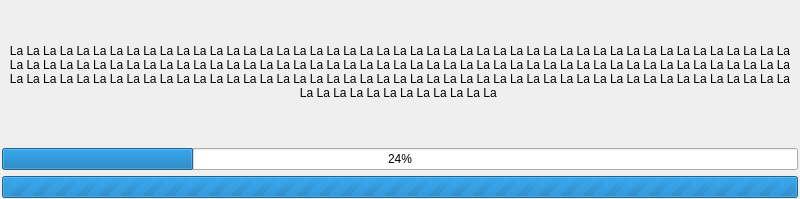
This is kaidan.ui in hbirchtree/kaidan as Qt 5 draws it before an edit. The edited form follows.
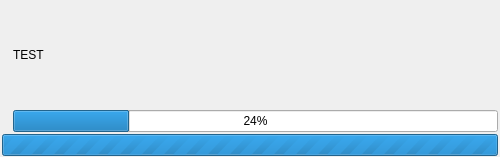
This is the edited form.

Patch:
```diff
--- a/kaidan.ui
+++ b/kaidan.ui
@@ -6,8 +6,8 @@
    <rect>
     <x>0</x>
     <y>0</y>
-    <width>800</width>
-    <height>199</height>
+    <width>500</width>
+    <height>157</height>
    </rect>
   </property>
   <property name="sizePolicy">
@@ -16,10 +16,25 @@
     <verstretch>0</verstretch>
    </sizepolicy>
   </property>
+  <property name="minimumSize">
+   <size>
+    <width>500</width>
+    <height>157</height>
+   </size>
+  </property>
+  <property name="maximumSize">
+   <size>
+    <width>500</width>
+    <height>157</height>
+   </size>
+  </property>
   <property name="windowTitle">
    <string>Kaidan</string>
   </property>
-  <layout class="QGridLayout" name="gridLayout">
+  <layout class="QVBoxLayout" name="verticalLayout">
+   <property name="spacing">
+    <number>2</number>
+   </property>
    <property name="leftMargin">
     <number>2</number>
    </property>
@@ -32,17 +47,106 @@
    <property name="bottomMargin">
     <number>1</number>
    </property>
-   <property name="horizontalSpacing">
-    <number>2</number>
-   </property>
-   <item row="1" column="0">
-    <widget class="QProgressBar" name="progressBar_2">
-     <property name="value">
-      <number>24</number>
+   <item>
+    <widget class="QFrame" name="infoFrame">
+     <property name="frameShape">
+      <enum>QFrame::NoFrame</enum>
      </property>
+     <property name="frameShadow">
+      <enum>QFrame::Plain</enum>
+     </property>
+     <layout class="QGridLayout" name="gridLayout">
+      <property name="leftMargin">
+       <number>0</number>
+      </property>
+      <property name="topMargin">
+       <number>0</number>
+      </property>
+      <property name="rightMargin">
+       <number>0</number>
+      </property>
+      <property name="bottomMargin">
+       <number>0</number>
+      </property>
+      <property name="horizontalSpacing">
+       <number>4</number>
+      </property>
+      <property name="verticalSpacing">
+       <number>0</number>
+      </property>
+      <item row="0" column="0">
+       <widget class="QLabel" name="iconLabel">
+        <property name="sizePolicy">
+         <sizepolicy hsizetype="Preferred" vsizetype="Preferred">
+          <horstretch>0</horstretch>
+          <verstretch>0</verstretch>
+         </sizepolicy>
+        </property>
+        <property name="text">
+         <string notr="true"/>
+        </property>
+       </widget>
+      </item>
+      <item row="0" column="1">
+       <widget class="QFrame" name="frame">
+        <property name="frameShape">
+         <enum>QFrame::NoFrame</enum>
+        </property>
+        <property name="frameShadow">
+         <enum>QFrame::Raised</enum>
+        </property>
+        <layout class="QVBoxLayout" name="verticalLayout_2">
+         <property name="spacing">
+          <number>2</number>
+         </property>
+         <property name="leftMargin">
+          <number>0</number>
+         </property>
+         <property name="topMargin">
+          <number>0</number>
+         </property>
+         <property name="rightMargin">
+          <number>0</number>
+         </property>
+         <property name="bottomMargin">
+          <number>0</number>
+         </property>
+         <item>
+          <widget class="QLabel" name="infoLabel">
+           <property name="sizePolicy">
+            <sizepolicy hsizetype="MinimumExpanding" vsizetype="Preferred">
+             <horstretch>0</horstretch>
+             <verstretch>0</verstretch>
+            </sizepolicy>
+           </property>
+           <property name="text">
+            <string>TEST</string>
+           </property>
+           <property name="scaledContents">
+            <bool>false</bool>
+           </property>
+           <property name="alignment">
+            <set>Qt::AlignLeading|Qt::AlignLeft|Qt::AlignVCenter</set>
+           </property>
+           <property name="wordWrap">
+            <bool>true</bool>
+           </property>
+          </widget>
+         </item>
+         <item>
+          <widget class="QProgressBar" name="progressBar_2">
+           <property name="value">
+            <number>24</number>
+           </property>
+          </widget>
+         </item>
+        </layout>
+       </widget>
+      </item>
+     </layout>
     </widget>
    </item>
-   <item row="2" column="0">
+   <item>
     <widget class="QProgressBar" name="progressBar">
      <property name="maximum">
       <number>0</number>
@@ -50,25 +154,9 @@
      <property name="value">
       <number>0</number>
      </property>
-     <property name="format">
-      <string/>
-     </property>
-    </widget>
-   </item>
-   <item row="0" column="0">
-    <widget class="QLabel" name="label">
-     <property name="text">
-      <string>La La La La La La La La La La La La La La La La La La La La La La La La La La La La La La La La La La La La La La La La La La La La La La La La La La La La La La La La La La La La La La La La La La La La La La La La La La La La La La La La La La La La La La La La La La La La La La La La La La La La La La La La La La La La La La La La La La La La La La La La La La La La La La La La La La La La La La La La La La La La La La La La La La La La La La La La La </string>
-     </property>
-     <property name="scaledContents">
+     <property name="textVisible">
       <bool>false</bool>
      </property>
-     <property name="alignment">
-      <set>Qt::AlignCenter</set>
-     </property>
-     <property name="wordWrap">
-      <bool>true</bool>
-     </property>
     </widget>
    </item>
   </layout>
```
Left out of the diff: 2 changed lines with no effect on the pictures.
